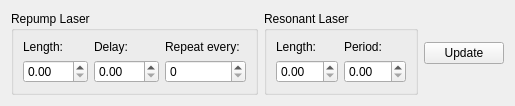
Before: the Qt Designer form src/qudi/gui/ple/pulsed_widget.ui in bbuusshh/scudi, drawn with Qt 5.
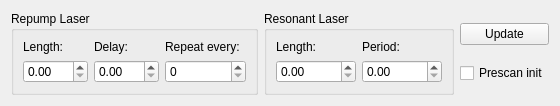
After: the same form once the commit is applied. Custom widgets are drawn as their Qt base class.

Patch:
```diff
--- a/src/qudi/gui/ple/pulsed_widget.ui
+++ b/src/qudi/gui/ple/pulsed_widget.ui
@@ -6,7 +6,7 @@
    <rect>
     <x>0</x>
     <y>0</y>
-    <width>508</width>
+    <width>560</width>
     <height>100</height>
    </rect>
   </property>
@@ -234,6 +234,8 @@
     </widget>
    </item>
    <item row="0" column="2">
+    <layout class="QVBoxLayout" name="verticalLayout_6">
+     <item>
     <widget class="QPushButton" name="PulserupdatePushButton">
      <property name="text">
       <string>Update</string>
@@ -242,6 +244,15 @@
       <bool>false</bool>
      </property>
     </widget>
+     </item>
+     <item>
+      <widget class="QCheckBox" name="prescan_checkBox">
+       <property name="text">
+        <string>Prescan init</string>
+       </property>
+      </widget>
+     </item>
+    </layout>
    </item>
   </layout>
  </widget>
```
Lines whose indentation alone changed are shown as unchanged.
